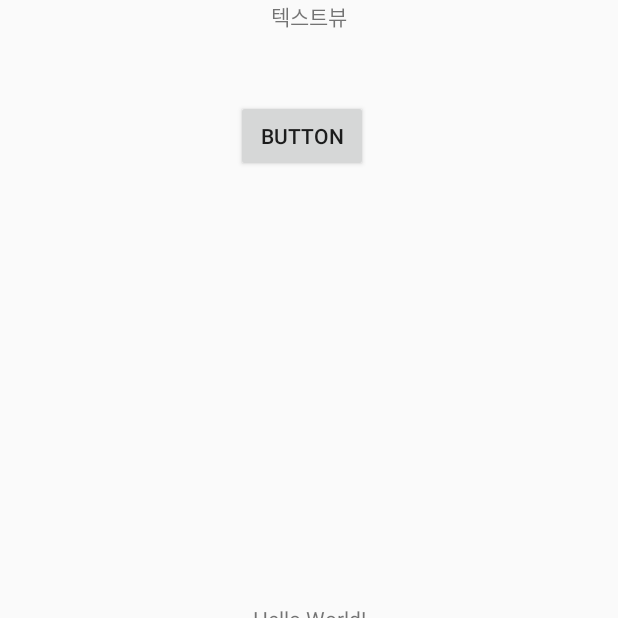
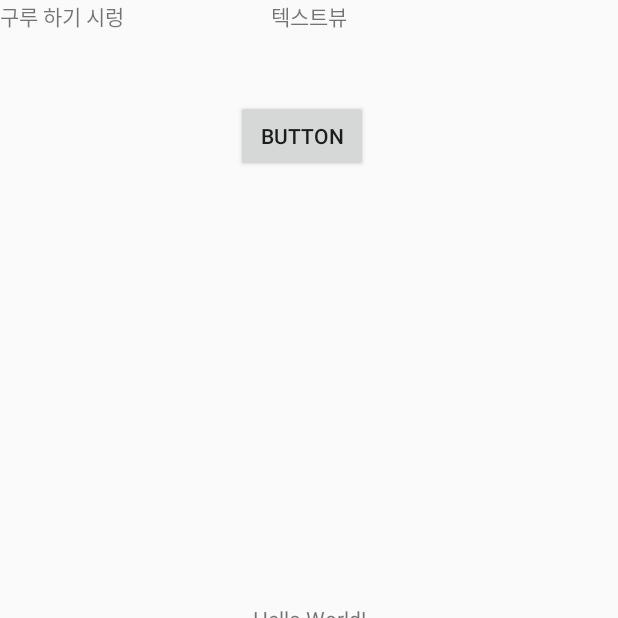
Before and after one commit to Han-minJI/Guru2_Project, an Android app: the screen it shows after launch (MainActivity), on a phone screen of 412 x 824 dp, the top half of it. Run offline under Robolectric (Android 15) with nearby library versions, the phone set to English and light mode, and no system bars.

Commit message:
박예은 추가

```diff
--- a/app/src/main/res/layout/activity_main.xml
+++ b/app/src/main/res/layout/activity_main.xml
@@ -52,4 +52,12 @@
         app:layout_constraintTop_toTopOf="parent"
         app:layout_constraintVertical_bias="0.086" />
 
+    <TextView
+        android:id="@+id/textView3"
+        android:layout_width="wrap_content"
+        android:layout_height="wrap_content"
+        android:text="구루 하기 시렁"
+        tools:layout_editor_absoluteX="179dp"
+        tools:layout_editor_absoluteY="275dp" />
+
 </androidx.constraintlayout.widget.ConstraintLayout>
```
